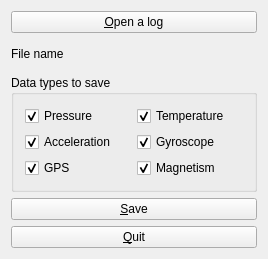
Before: the Qt Designer form widget.ui in futr/DataReader2, drawn with Qt 5.
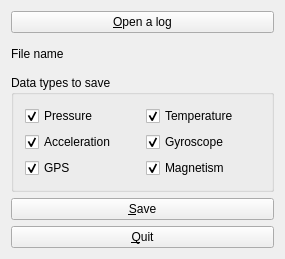
After: the same form once the commit is applied. Icons and pictures are not drawn.

Commit message: Set window icon

Patch:
```diff
--- a/widget.ui
+++ b/widget.ui
@@ -6,7 +6,7 @@
    <rect>
     <x>0</x>
     <y>0</y>
-    <width>268</width>
+    <width>285</width>
     <height>259</height>
    </rect>
   </property>
```
Left out of the diff: 8 changed lines with no effect on the pictures. The commit also changes 2 other files.
